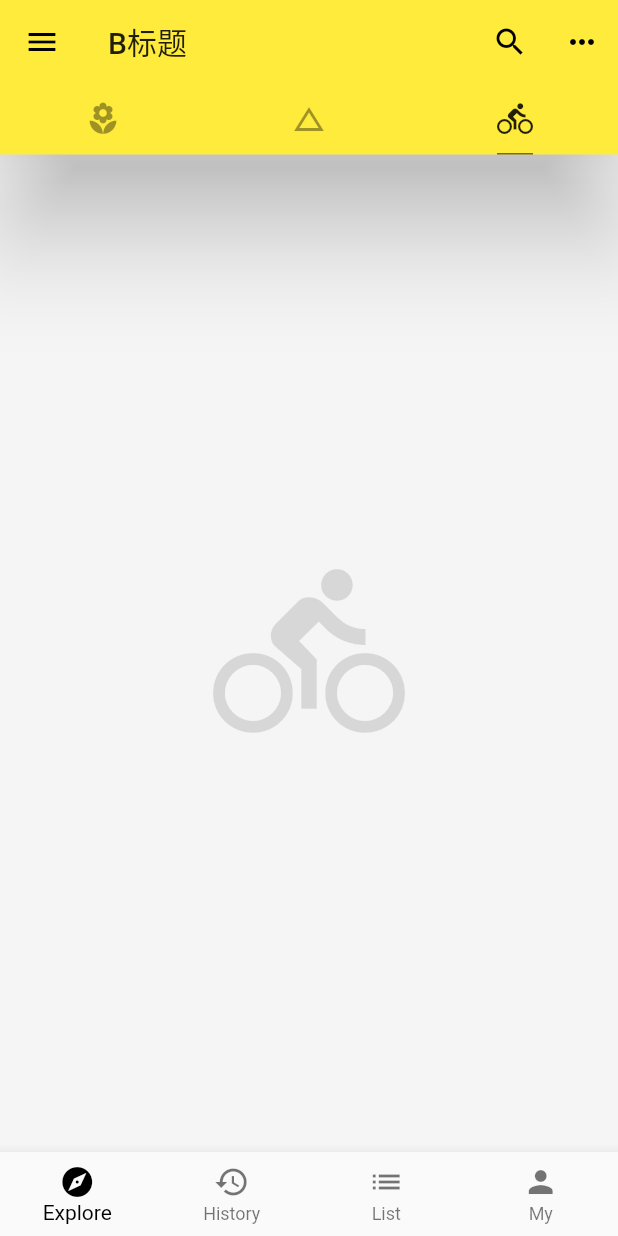
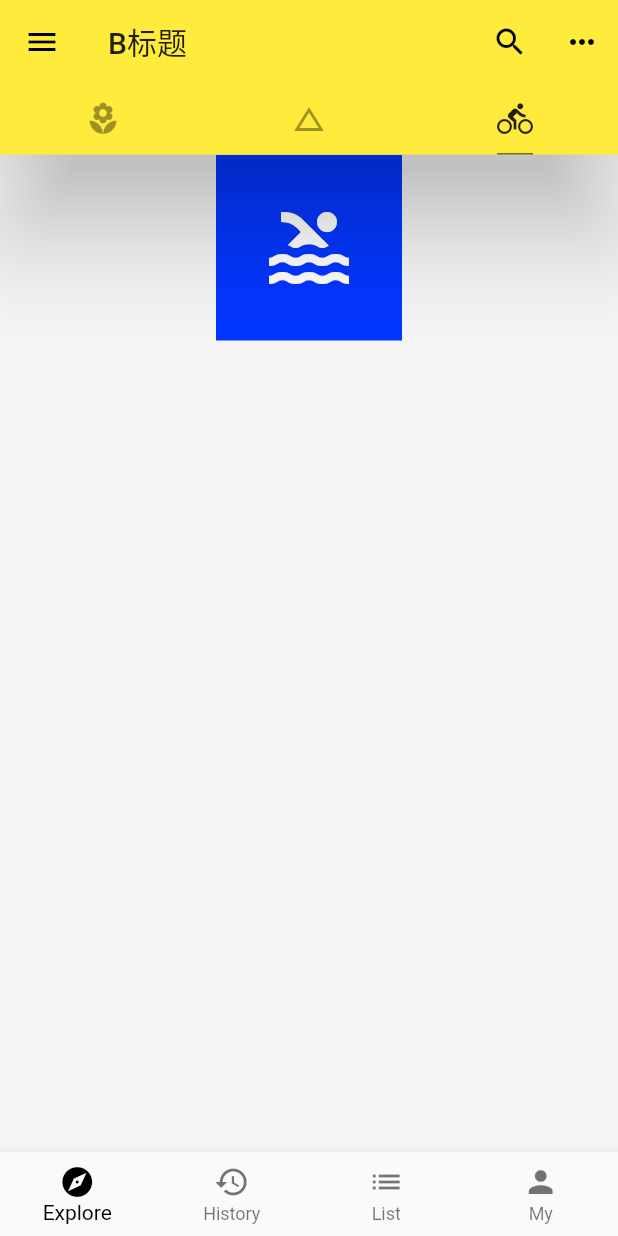
Before and after one commit to peter-hst/flutter_second, a Flutter app: the screen it shows after launch, tab 3 chosen, on a phone screen of 412 x 824 dp. Run offline on Flutter 3.47's test engine with Material 2 defaults, Android fonts, the phone set to English and light mode, and no system bars; network calls fail.

Commit message:
IconBadge

```diff
--- /dev/null
+++ b/lib/demo/layout_demo.dart
@@ -0,0 +1,29 @@
+import 'package:flutter/material.dart';
+
+class LayoutDemo extends StatelessWidget {
+  @override
+  Widget build(BuildContext context) {
+    return Column(
+      children: <Widget>[
+        IconBadge(Icons.pool,size: 64.0,)
+      ],
+    );
+  }
+}
+
+class IconBadge extends StatelessWidget {
+  final IconData icon;
+  final double size;
+
+  IconBadge(this.icon, {this.size = 32.0});
+
+  @override
+  Widget build(BuildContext context) {
+    return Container(
+      child: Icon(icon,size: size,color: Colors.white),
+      width: size + 60,
+      height: size+60,
+      color: Color.fromRGBO(3, 54, 255, 1.0),
+    );
+  }
+}
--- a/lib/main.dart
+++ b/lib/main.dart
@@ -2,6 +2,7 @@ import 'package:flutter/material.dart';
 import 'package:flutter_second/demo/basic_demo.dart';
 import 'package:flutter_second/demo/bottom_navigation_bar_demo.dart';
 import 'package:flutter_second/demo/drawer_demo.dart';
+import 'package:flutter_second/demo/layout_demo.dart';
 import 'package:flutter_second/demo/listview_demo.dart';
 
 void main() => runApp(App());
@@ -23,7 +24,6 @@ class App extends StatelessWidget {
 }
 
 class Home extends StatelessWidget {
-
   @override
   Widget build(BuildContext context) {
     return DefaultTabController(
@@ -62,9 +62,12 @@ class Home extends StatelessWidget {
                 ]),
           ),
           body: TabBarView(children: <Widget>[
+//            Icon(Icons.local_florist, size: 128.0, color: Colors.black12),
             ListViewDemo(),
+//            Icon(Icons.change_history, size: 128.0, color: Colors.black12),
             BasicDemo(),
-            Icon(Icons.directions_bike, size: 128.0, color: Colors.black12),
+//            Icon(Icons.directions_bike, size: 128.0, color: Colors.black12),
+            LayoutDemo()
           ]),
           drawer: Container(
             color: Colors.white,
```
